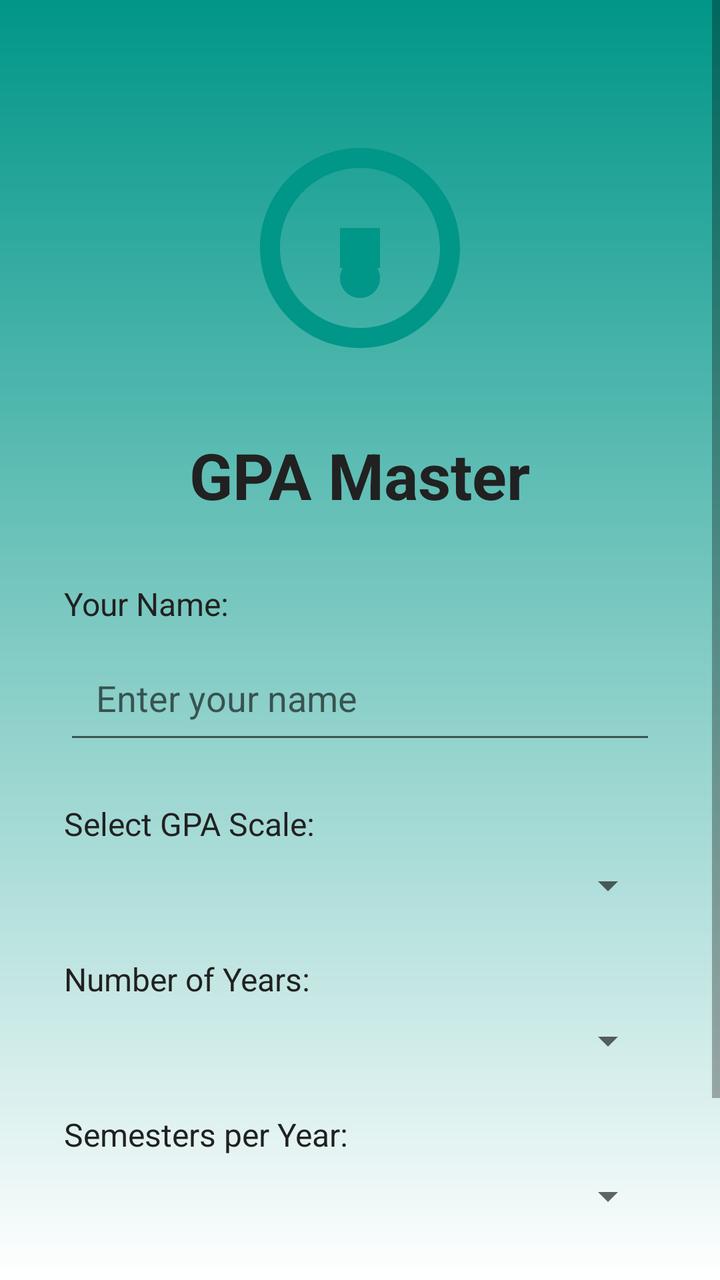
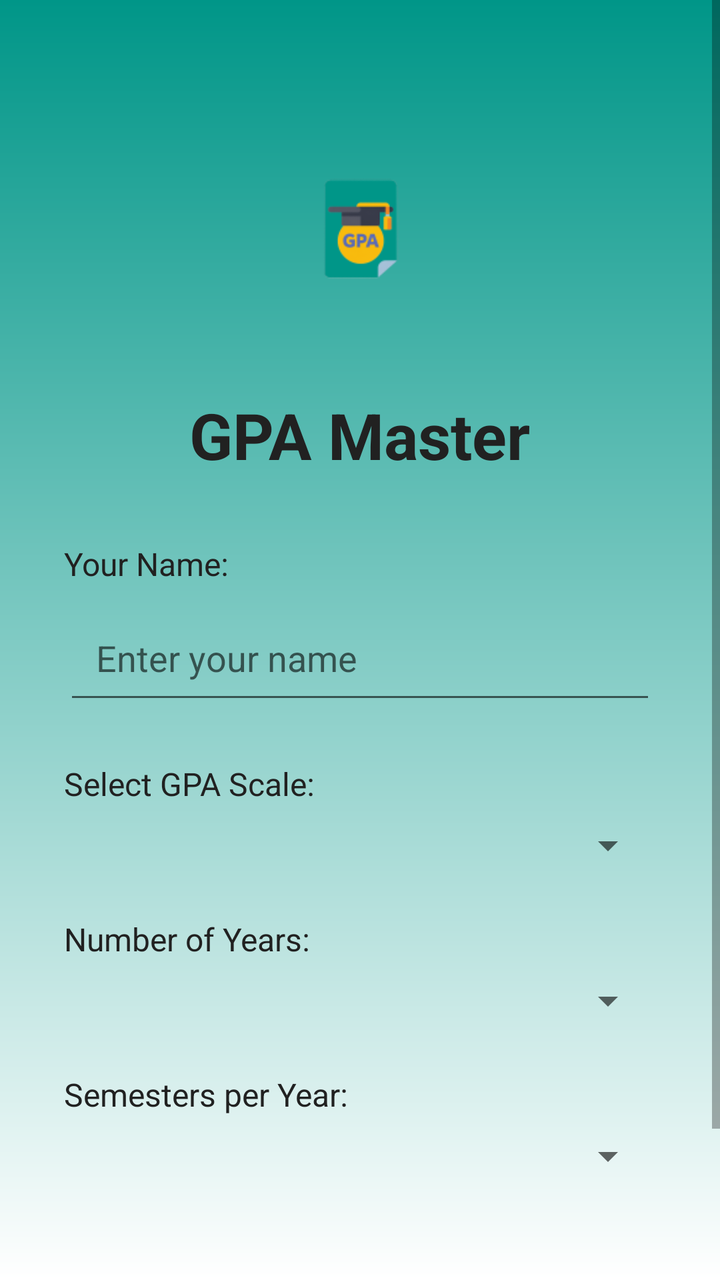

Two renders of the same Android screen: before a commit and after it. Below are the layout's source before the change and the commit's diff.
<!-- AndroidManifest.xml: application theme Theme.AppCompat.Light.NoActionBar -->
<!-- res/layout/activity_login.xml -->
<?xml version="1.0" encoding="utf-8"?>
<ScrollView xmlns:android="http://schemas.android.com/apk/res/android"
    xmlns:app="http://schemas.android.com/apk/res-auto"
    android:layout_width="match_parent"
    android:layout_height="match_parent"
    android:background="@drawable/bg_gradient">

    <LinearLayout
        android:layout_width="match_parent"
        android:layout_height="wrap_content"
        android:orientation="vertical"
        android:padding="32dp">

        <ImageView
            android:id="@+id/imageView"
            android:layout_width="120dp"
            android:layout_height="120dp"
            android:layout_gravity="center"
            android:layout_marginTop="32dp"
            android:layout_marginBottom="32dp"
            android:src="@drawable/ic_gpa"
            app:tint="@color/primary" />

        <TextView
            android:id="@+id/textView"
            android:layout_width="wrap_content"
            android:layout_height="wrap_content"
            android:layout_gravity="center"
            android:layout_marginBottom="32dp"
            android:text="GPA Master"
            android:textColor="@color/text_primary"
            android:textSize="32sp"
            android:textStyle="bold" />

        <TextView
            android:id="@+id/textView2"
            android:layout_width="wrap_content"
            android:layout_height="wrap_content"
            android:layout_marginBottom="8dp"
            android:text="Your Name:"
            android:textColor="@color/text_primary"
            android:textSize="16sp" />

        <EditText
            android:id="@+id/et_name"
            android:layout_width="match_parent"
            android:layout_height="wrap_content"
            android:layout_marginBottom="24dp"
            android:hint="Enter your name"
            android:inputType="textPersonName"
            android:maxLines="1"
            android:padding="16dp" />

        <TextView
            android:id="@+id/textView3"
            android:layout_width="wrap_content"
            android:layout_height="wrap_content"
            android:layout_marginBottom="8dp"
            android:text="Select GPA Scale:"
            android:textColor="@color/text_primary"
            android:textSize="16sp" />

        <Spinner
            android:id="@+id/spinner_scale"
            android:layout_width="match_parent"
            android:layout_height="wrap_content"
            android:layout_marginBottom="24dp" />

        <TextView
            android:id="@+id/textView4"
            android:layout_width="wrap_content"
            android:layout_height="wrap_content"
            android:layout_marginBottom="8dp"
            android:text="Number of Years:"
            android:textColor="@color/text_primary"
            android:textSize="16sp" />

        <Spinner
            android:id="@+id/spinner_years"
            android:layout_width="match_parent"
            android:layout_height="wrap_content"
            android:layout_marginBottom="24dp" />

        <TextView
            android:id="@+id/textView5"
            android:layout_width="wrap_content"
            android:layout_height="wrap_content"
            android:layout_marginBottom="8dp"
            android:text="Semesters per Year:"
            android:textColor="@color/text_primary"
            android:textSize="16sp" />

        <Spinner
            android:id="@+id/spinner_semesters"
            android:layout_width="match_parent"
            android:layout_height="wrap_content"
            android:layout_marginBottom="32dp" />

        <Button
            android:id="@+id/btn_start"
            android:layout_width="match_parent"
            android:layout_height="56dp"
            android:layout_marginTop="16dp"
            android:text="Get Started"
            android:textSize="18sp"
            android:textColor="@color/white"
            android:backgroundTint="@color/purple_500"
            app:backgroundTint="@color/purple_500"/>


    </LinearLayout>
</ScrollView>
<!-- resources referenced by this layout -->
<resources>
  <color name="primary">#009688</color>
  <color name="purple_500">#009688</color>
  <color name="text_primary">#212121</color>
  <color name="white">#FFFFFFFF</color>
  <!-- drawable bg_gradient (drawable) -->
  <?xml version="1.0" encoding="utf-8"?>
  <shape xmlns:android="http://schemas.android.com/apk/res/android">
      <gradient
          android:type="linear"
          android:startColor="#FFFFFF"
          android:endColor="#009688"
          android:angle="90" />
  </shape>
  <!-- drawable ic_gpa (drawable) -->
  <vector xmlns:android="http://schemas.android.com/apk/res/android"
      android:width="120dp"
      android:height="120dp"
      android:viewportWidth="24"
      android:viewportHeight="24">
      <path
          android:fillColor="@color/primary"
          android:pathData="M12,2C6.48,2 2,6.48 2,12s4.48,10 10,10 10,-4.48 10,-10S17.52,2 12,2zM12,20c-4.41,0 -8,-3.59 -8,-8s3.59,-8 8,-8 8,3.59 8,8 -3.59,8 -8,8z"/>
      <path
          android:fillColor="@color/primary"
          android:pathData="M12,17c1.1,0 2,-0.9 2,-2s-0.9,-2 -2,-2 -2,0.9 -2,2 0.9,2 2,2z"/>
      <path
          android:fillColor="@color/primary"
          android:pathData="M10,10h4v4h-4z"/>
  </vector>
</resources>

<!-- the commit's change to res/layout/activity_login.xml (unified diff, before → after) -->
@@ -13,13 +13,13 @@
 
         <ImageView
             android:id="@+id/imageView"
-            android:layout_width="120dp"
-            android:layout_height="120dp"
+            android:layout_width="100dp"
+            android:layout_height="100dp"
             android:layout_gravity="center"
             android:layout_marginTop="32dp"
             android:layout_marginBottom="32dp"
-            android:src="@drawable/ic_gpa"
-            app:tint="@color/primary" />
+            android:src="@mipmap/ic_launcher_foreground"
+            />
 
         <TextView
             android:id="@+id/textView"
<!-- resource entries referenced after the edit -->
@@ -1,6 +1,5 @@
 <!-- resources referenced by this layout -->
 <resources>
-  <color name="primary">#009688</color>
   <color name="purple_500">#009688</color>
   <color name="text_primary">#212121</color>
   <color name="white">#FFFFFFFF</color>
@@ -13,21 +12,36 @@
           android:endColor="#009688"
           android:angle="90" />
   </shape>
-  <!-- drawable ic_gpa (drawable) -->
+  <!-- mipmap ic_launcher_foreground (drawable) -->
   <vector xmlns:android="http://schemas.android.com/apk/res/android"
-      android:width="120dp"
-      android:height="120dp"
-      android:viewportWidth="24"
-      android:viewportHeight="24">
+      xmlns:aapt="http://schemas.android.com/aapt"
+      android:width="108dp"
+      android:height="108dp"
+      android:viewportWidth="108"
+      android:viewportHeight="108">
+      <path android:pathData="M31,63.928c0,0 6.4,-11 12.1,-13.1c7.2,-2.6 26,-1.4 26,-1.4l38.1,38.1L107,108.928l-32,-1L31,63.928z">
+          <aapt:attr name="android:fillColor">
+              <gradient
+                  android:endX="85.84757"
+                  android:endY="92.4963"
+                  android:startX="42.9492"
+                  android:startY="49.59793"
+                  android:type="linear">
+                  <item
+                      android:color="#44000000"
+                      android:offset="0.0" />
+                  <item
+                      android:color="#00000000"
+                      android:offset="1.0" />
+              </gradient>
+          </aapt:attr>
+      </path>
       <path
-          android:fillColor="@color/primary"
-          android:pathData="M12,2C6.48,2 2,6.48 2,12s4.48,10 10,10 10,-4.48 10,-10S17.52,2 12,2zM12,20c-4.41,0 -8,-3.59 -8,-8s3.59,-8 8,-8 8,3.59 8,8 -3.59,8 -8,8z"/>
-      <path
-          android:fillColor="@color/primary"
-          android:pathData="M12,17c1.1,0 2,-0.9 2,-2s-0.9,-2 -2,-2 -2,0.9 -2,2 0.9,2 2,2z"/>
-      <path
-          android:fillColor="@color/primary"
-          android:pathData="M10,10h4v4h-4z"/>
+          android:fillColor="#FFFFFF"
+          android:fillType="nonZero"
+          android:pathData="M65.3,45.828l3.8,-6.6c0.2,-0.4 0.1,-0.9 -0.3,-1.1c-0.4,-0.2 -0.9,-0.1 -1.1,0.3l-3.9,6.7c-6.3,-2.8 -13.4,-2.8 -19.7,0l-3.9,-6.7c-0.2,-0.4 -0.7,-0.5 -1.1,-0.3C38.8,38.328 38.7,38.828 38.9,39.228l3.8,6.6C36.2,49.428 31.7,56.028 31,63.928h46C76.3,56.028 71.8,49.428 65.3,45.828zM43.4,57.328c-0.8,0 -1.5,-0.5 -1.8,-1.2c-0.3,-0.7 -0.1,-1.5 0.4,-2.1c0.5,-0.5 1.4,-0.7 2.1,-0.4c0.7,0.3 1.2,1 1.2,1.8C45.3,56.528 44.5,57.328 43.4,57.328L43.4,57.328zM64.6,57.328c-0.8,0 -1.5,-0.5 -1.8,-1.2s-0.1,-1.5 0.4,-2.1c0.5,-0.5 1.4,-0.7 2.1,-0.4c0.7,0.3 1.2,1 1.2,1.8C66.5,56.528 65.6,57.328 64.6,57.328L64.6,57.328z"
+          android:strokeWidth="1"
+          android:strokeColor="#00000000" />
   </vector>
 </resources>
 
